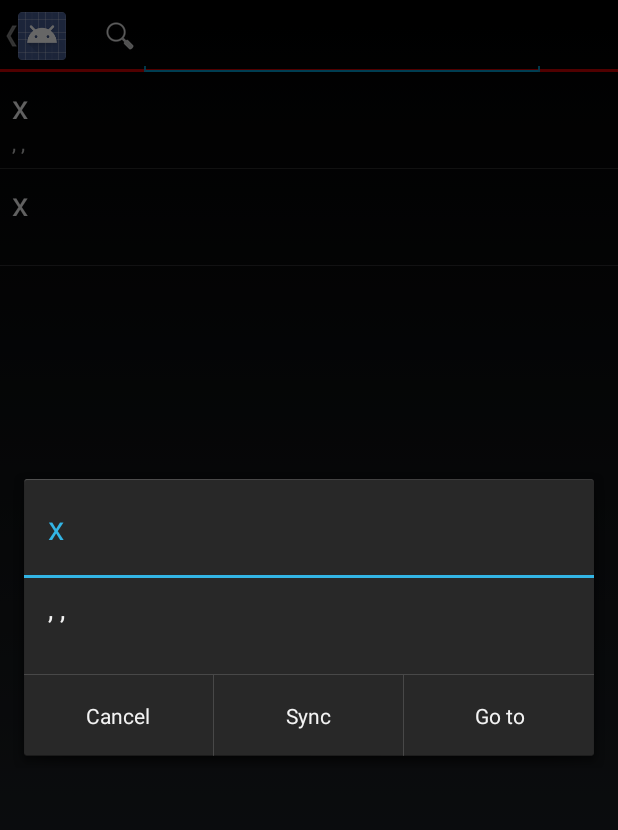
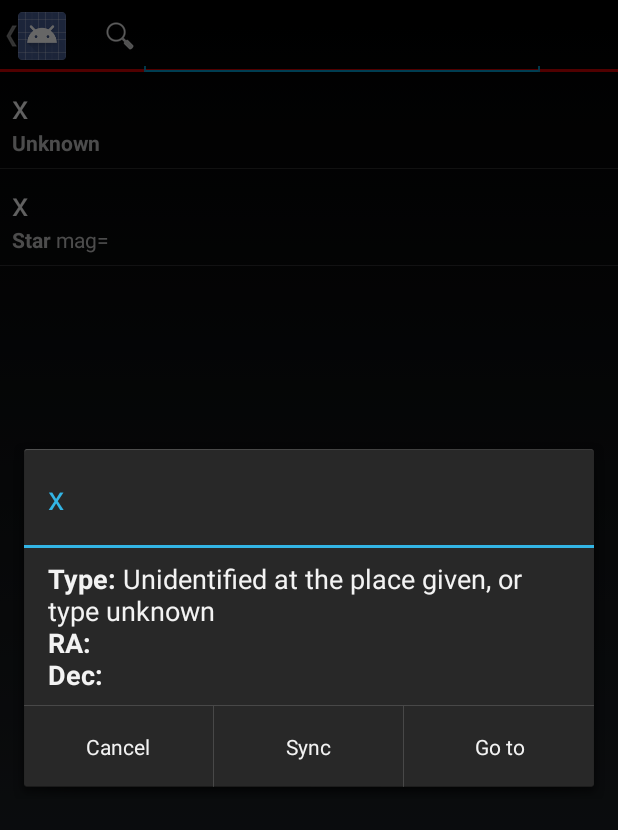
Before and after one commit to farom57/IPARCOS, an Android app: the SearchActivity screen opened directly, with no data from a screen before it, after a tap on an icon or button, on a phone screen of 412 x 824 dp. Shown: the top 830 px of the screen. Run offline under Robolectric (Android 15) with nearby library versions, the phone set to English and light mode, and no system bars.

Commit message:
Entry summary and description

```diff
--- a/app/src/main/java/farom/iparcos/SearchActivity.java
+++ b/app/src/main/java/farom/iparcos/SearchActivity.java
@@ -53,7 +53,7 @@ public class SearchActivity extends ListActivity implements MenuItem.OnActionExp
                 TextView text2 = (TextView) view.findViewById(android.R.id.text2);
 
                 text1.setText(entries.get(position).getName());
-                text2.setText(entries.get(position).getDescription());
+                text2.setText(entries.get(position).createSummary(getContext()));
                 return view;
             }
         };
@@ -181,7 +181,7 @@ public class SearchActivity extends ListActivity implements MenuItem.OnActionExp
     @Override
     public void onItemClick(AdapterView<?> parent, View view, int position, long id) {
         AlertDialog.Builder builder = new AlertDialog.Builder(view.getContext());
-        builder.setMessage(entries.get(position).getDescription())
+        builder.setMessage(entries.get(position).createDescription(this))
                 .setTitle(entries.get(position).getName());
         builder.setPositiveButton(R.string.GOTO,new DialogInterface.OnClickListener() {
             @Override
--- a/app/src/main/java/farom/iparcos/catalog/CatalogEntry.java
+++ b/app/src/main/java/farom/iparcos/catalog/CatalogEntry.java
@@ -2,6 +2,7 @@ package farom.iparcos.catalog;
 
 import android.content.Context;
 import android.content.res.Resources;
+import android.text.Spannable;
 import android.util.Log;
 
 import java.io.BufferedReader;
@@ -33,16 +34,16 @@ public abstract class CatalogEntry implements Comparable<CatalogEntry> {
 
 
     /**
-     * Return the object description
+     * Create the description rich-text string
      * @return
      */
-    public abstract String getDescription();
+    public abstract Spannable createDescription(Context ctx);
 
     /**
-     * Return the object summary (1 line)
+     * Create the summary rich-text string (1 line)
      * @return
      */
-    public abstract String getSummary();
+    public abstract Spannable createSummary(Context ctx);
 
 
     /**
--- a/app/src/main/java/farom/iparcos/catalog/DSOEntry.java
+++ b/app/src/main/java/farom/iparcos/catalog/DSOEntry.java
@@ -2,6 +2,9 @@ package farom.iparcos.catalog;
 
 import android.content.Context;
 import android.content.res.Resources;
+import android.text.Html;
+import android.text.Spannable;
+import android.text.SpannableString;
 
 import java.io.BufferedReader;
 import java.io.IOException;
@@ -71,23 +74,123 @@ public class DSOEntry extends CatalogEntry {
     }
 
     /**
-     * Return the object description
+     * Return the string resource which correspond to the type acronym
+     * @return
+     */
+    private int getTypeStringResource(){
+        if(type.equals("Gx")) {
+            return R.string.entry_Gx;
+        }else if(type.equals("OC")) {
+            return R.string.entry_OC;
+        }else if(type.equals("Gb")) {
+            return R.string.entry_Gb;
+        }else if(type.equals("Nb")) {
+            return R.string.entry_Nb;
+        }else if(type.equals("Pl")) {
+            return R.string.entry_Pl;
+        }else if(type.equals("C+N")) {
+            return R.string.entry_CplusN;
+        }else if(type.equals("Ast")) {
+            return R.string.entry_Ast;
+        }else if(type.equals("Kt")) {
+            return R.string.entry_Kt;
+        }else if(type.equals("***")) {
+            return R.string.entry_triStar;
+        }else if(type.equals("D*")) {
+            return R.string.entry_doubleStar;
+        }else if(type.equals("*")) {
+            return R.string.entry_star;
+        }else if(type.equals("?")) {
+            return R.string.entry_uncertain;
+        }else if(type.equals("")) {
+            return R.string.entry_blank;
+        }else if(type.equals("-")) {
+            return R.string.entry_minus;
+        }else if(type.equals("PD")) {
+            return R.string.entry_PD;
+        }else{
+            return R.string.entry_blank;
+        }
+    }
+
+    /**
+     * Return the string resource which correspond to the type acronym
+     * @return
+     */
+    private int getTypeShortStringResource(){
+        if(type.equals("Gx")) {
+            return R.string.entry_short_Gx;
+        }else if(type.equals("OC")) {
+            return R.string.entry_short_OC;
+        }else if(type.equals("Gb")) {
+            return R.string.entry_short_Gb;
+        }else if(type.equals("Nb")) {
+            return R.string.entry_short_Nb;
+        }else if(type.equals("Pl")) {
+            return R.string.entry_short_Pl;
+        }else if(type.equals("C+N")) {
+            return R.string.entry_short_CplusN;
+        }else if(type.equals("Ast")) {
+            return R.string.entry_short_Ast;
+        }else if(type.equals("Kt")) {
+            return R.string.entry_short_Kt;
+        }else if(type.equals("***")) {
+            return R.string.entry_short_triStar;
+        }else if(type.equals("D*")) {
+            return R.string.entry_short_doubleStar;
+        }else if(type.equals("*")) {
+            return R.string.entry_short_star;
+        }else if(type.equals("?")) {
+            return R.string.entry_short_uncertain;
+        }else if(type.equals("")) {
+            return R.string.entry_short_blank;
+        }else if(type.equals("-")) {
+            return R.string.entry_short_minus;
+        }else if(type.equals("PD")) {
+            return R.string.entry_short_PD;
+        }else{
+            return R.string.entry_short_blank;
+        }
+    }
+
+    /**
+     * Create the description rich-text string
      *
+     * @param ctx
      * @return
      */
     @Override
-    public String getDescription() {
-        return type+", "+size+", "+magnitude;
+    public Spannable createDescription(Context ctx) {
+        Resources r = ctx.getResources();
+        String str = "<b>" + r.getString(R.string.entry_type) + r.getString(R.string.colon_with_spaces) + "</b>" + r.getString(getTypeStringResource()) + "<br/>";
+        if(!magnitude.equals("")){
+            str += "<b>" + r.getString(R.string.entry_magnitude) + r.getString(R.string.colon_with_spaces) + "</b>" + magnitude + "<br/>";
+        }
+        if(!size.equals("")){
+            str += "<b>" + r.getString(R.string.entry_size) + r.getString(R.string.colon_with_spaces) + "</b>" + size + " " + r.getString(R.string.arcmin) + "<br/>";
+        }
+        str += "<b>" + r.getString(R.string.entry_RA) + r.getString(R.string.colon_with_spaces) + "</b>" + ra + "<br/>";
+        str += "<b>" + r.getString(R.string.entry_DE) + r.getString(R.string.colon_with_spaces) + "</b>" + de;
+        return new SpannableString(Html.fromHtml(str));
     }
 
     /**
-     * Return the object summary (1 line)
+     * Create the summary rich-text string (1 line)
      *
+     * @param ctx
      * @return
      */
     @Override
-    public String getSummary() {
-        return type+", "+size+", "+magnitude;
+    public Spannable createSummary(Context ctx) {
+        Resources r = ctx.getResources();
+        String str =  "<b>" + r.getString(getTypeShortStringResource()) + "</b> ";
+        if(!magnitude.equals("")){
+            str += r.getString(R.string.entry_mag) + "=" + magnitude + " ";
+        }
+        if(!size.equals("")){
+            str += r.getString(R.string.entry_size).toLowerCase() + "=" + size  + r.getString(R.string.arcmin);
+        }
+        return new SpannableString(Html.fromHtml(str));
     }
 
     /**
--- a/app/src/main/java/farom/iparcos/catalog/StarEntry.java
+++ b/app/src/main/java/farom/iparcos/catalog/StarEntry.java
@@ -2,6 +2,9 @@ package farom.iparcos.catalog;
 
 import android.content.Context;
 import android.content.res.Resources;
+import android.text.Html;
+import android.text.Spannable;
+import android.text.SpannableString;
 
 import java.io.BufferedReader;
 import java.io.IOException;
@@ -35,7 +38,7 @@ public class StarEntry extends CatalogEntry {
      *
      * @param buf
      */
-    public StarEntry(char[] buf) { // TODO change implementation -> store the complete char[] and parse it only when needed
+    public StarEntry(char[] buf) {
         String data = String.valueOf(buf);
 
         int i = 0;
@@ -47,10 +50,10 @@ public class StarEntry extends CatalogEntry {
         i += namesLength;
 
         ra = data.substring(i, i + raLength).trim();
-        i += raLength;
+        i += raLength+1;
 
         de = data.substring(i, i + deLength).trim();
-        i += deLength;
+        i += deLength+1;
 
         magnitude = data.substring(i, i + magnitudeLength).trim();
         i += magnitudeLength;
@@ -77,24 +80,35 @@ public class StarEntry extends CatalogEntry {
     }
 
     /**
-     * Return the object description
+     * Create the description rich-text string
      *
+     * @param ctx
      * @return
      */
     @Override
-    public String getDescription() {
-        return magnitude + " " + names;
+    public Spannable createDescription(Context ctx) {
+        Resources r = ctx.getResources();
+        String str =  "<b>" + r.getString(R.string.entry_names) + r.getString(R.string.colon_with_spaces) + "</b>" + names + "<br/>";
+        str += "<b>" + r.getString(R.string.entry_type) + r.getString(R.string.colon_with_spaces) + "</b>" + r.getString(R.string.entry_star) + "<br/>";
+        str += "<b>" + r.getString(R.string.entry_magnitude) + r.getString(R.string.colon_with_spaces) + "</b>" + magnitude + "<br/>";
+        str += "<b>" + r.getString(R.string.entry_RA) + r.getString(R.string.colon_with_spaces) + "</b>" + ra + "<br/>";
+        str += "<b>" + r.getString(R.string.entry_DE) + r.getString(R.string.colon_with_spaces) + "</b>" + de;
+        return new SpannableString(Html.fromHtml(str));
     }
 
     /**
-     * Return the object summary (1 line)
+     * Create the summary rich-text string (1 line)
      *
+     * @param ctx
      * @return
      */
     @Override
-    public String getSummary() {
-        return magnitude + " " + names;
+    public Spannable createSummary(Context ctx) {
+        Resources r = ctx.getResources();
+        String str =  "<b>" + r.getString(R.string.entry_star) + "</b> " + r.getString(R.string.entry_mag) + "=" + magnitude;
+        return new SpannableString(Html.fromHtml(str));
     }
+
 
     /**
      * Create the list of DSO entries
--- a/app/src/main/res/values/strings.xml
+++ b/app/src/main/res/values/strings.xml
@@ -38,8 +38,46 @@
     <string name="connection_pb">Connection error</string>
     <string name="search_hint">Search an object</string>
     <string name="title_activity_search">SearchActivity</string>
-    <string name="hello_world">Hello world!</string>
     <string name="GOTO">Go to</string>
     <string name="sync">Sync</string>
+    <string name="entry_star">Star</string>
+    <string name="colon_with_spaces">:\u0020</string>
+    <string name="entry_names">Names</string>
+    <string name="entry_type">Type</string>
+    <string name="entry_magnitude">Magnitude</string>
+    <string name="entry_RA">RA</string>
+    <string name="entry_DE">Dec</string>
+    <string name="entry_mag">mag</string>
+    <string name="arcmin">arcmin</string>
+    <string name="entry_size">Size</string>
+    <string name="entry_Gx">Galaxy</string>
+    <string name="entry_OC">Open star cluster</string>
+    <string name="entry_Gb">Globular star cluster</string>
+    <string name="entry_Nb">Bright emission or reflection nebula</string>
+    <string name="entry_Pl">Planetary nebula</string>
+    <string name="entry_CplusN">Cluster associated with nebulosity</string>
+    <string name="entry_Ast">Asterism or group of a few stars</string>
+    <string name="entry_Kt">Knot or nebulous region in an external galaxy</string>
+    <string name="entry_triStar">Triple star</string>
+    <string name="entry_doubleStar">Double star</string>
+    <string name="entry_uncertain">Uncertain type or may not exist</string>
+    <string name="entry_blank">Unidentified at the place given, or type unknown</string>
+    <string name="entry_minus">Object called nonexistent in the RNGC</string>
+    <string name="entry_PD">Photographic plate defect</string>
+    <string name="entry_short_Gx" >Galaxy</string>
+    <string name="entry_short_OC" >Open cluster</string>
+    <string name="entry_short_Gb" >Globular cluster</string>
+    <string name="entry_short_Nb" >Nebula</string>
+    <string name="entry_short_Pl" >Planetary nebula</string>
+    <string name="entry_short_CplusN" >Cluster and nebula</string>
+    <string name="entry_short_Ast" >Asterism</string>
+    <string name="entry_short_Kt" >Knot</string>
+    <string name="entry_short_triStar" >Triple star</string>
+    <string name="entry_short_doubleStar" >Double star</string>
+    <string name="entry_short_star" >Star</string>
+    <string name="entry_short_uncertain" >Uncertain</string>
+    <string name="entry_short_blank" >Unknown</string>
+    <string name="entry_short_minus" >Nonexistent</string>
+    <string name="entry_short_PD" >Photographic defect</string>
 
 </resources>
```
Also changed, not shown: app/src/main/java/farom/iparcos/catalog/Catalog.java (+4 -6 lines), 2 other files.
